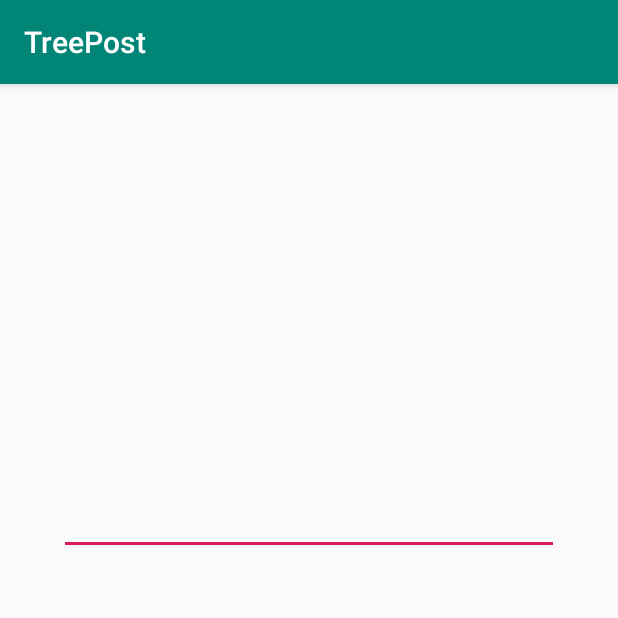
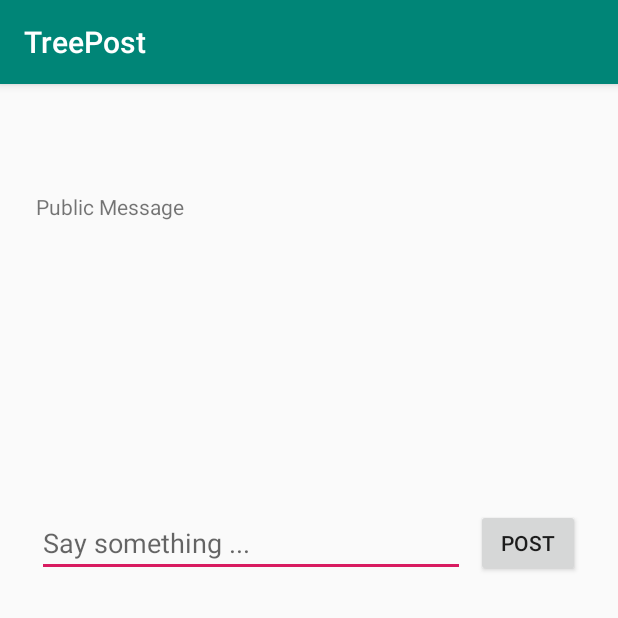
Before and after one commit to Sylvartore/TreePost, an Android app: the TreeActivity screen opened directly, with no data from a screen before it, on a phone screen of 412 x 824 dp, the top half of it. Run offline under Robolectric (Android 15) with nearby library versions, the phone set to English and light mode, and no system bars; our stand-ins replace Firebase (no records; nobody signed in at launch, a user with empty details on screens opened directly); 1 statement that could not run was skipped.

Commit message:
added ability to add public message to trees

```diff
--- a/app/src/main/java/ca/bcit/planters/treepost/FirebaseUIActivity.java
+++ b/app/src/main/java/ca/bcit/planters/treepost/FirebaseUIActivity.java
@@ -18,6 +18,8 @@ import com.google.firebase.auth.FirebaseAuth;
 import com.google.firebase.auth.FirebaseUser;
 
 public class FirebaseUIActivity extends AppCompatActivity {
+
+    public static User currentUser;
 
     private static final String TAG = "FirebaseUIActivity";
 
@@ -74,6 +76,7 @@ public class FirebaseUIActivity extends AppCompatActivity {
                             // Sign in success, update UI with the signed-in user's information
                             Log.d(TAG, "signInWithEmail:success");
                             FirebaseUser user = mAuth.getCurrentUser();
+                            currentUser = new User(user.getUid(), user.getEmail());
                             Toast.makeText(FirebaseUIActivity.this, "Logged In.",
                                     Toast.LENGTH_SHORT).show();
                             Intent intent = new Intent(FirebaseUIActivity.this, MainActivity.class);
--- a/app/src/main/java/ca/bcit/planters/treepost/TreeActivity.java
+++ b/app/src/main/java/ca/bcit/planters/treepost/TreeActivity.java
@@ -1,9 +1,13 @@
 package ca.bcit.planters.treepost;
 
+import android.service.autofill.Dataset;
 import android.support.v7.app.AppCompatActivity;
 import android.os.Bundle;
 import android.util.Log;
+import android.view.View;
+import android.widget.Button;
 import android.widget.EditText;
+import android.widget.TextView;
 import android.widget.Toast;
 
 import com.google.firebase.database.DataSnapshot;
@@ -12,12 +16,19 @@ import com.google.firebase.database.DatabaseReference;
 import com.google.firebase.database.FirebaseDatabase;
 import com.google.firebase.database.ValueEventListener;
 
+import java.util.ArrayList;
+import java.util.Date;
+import java.util.HashMap;
+import java.util.Map;
+
 public class TreeActivity extends AppCompatActivity {
 
     private static final String TAG = "TreeActivity";
 
     private String treeId;
-    private EditText publicMsg;
+    private TextView publicMsg;
+    private EditText editNewPubMsg;
+    private Button btnPostNewPubMsg;
 
     FirebaseDatabase database = FirebaseDatabase.getInstance();
     DatabaseReference myRef = database.getReference();
@@ -27,7 +38,20 @@ public class TreeActivity extends AppCompatActivity {
         super.onCreate(savedInstanceState);
         setContentView(R.layout.activity_tree);
         treeId = (String) getIntent().getExtras().get("id");
-        publicMsg = findViewById(R.id.public_message);
+        publicMsg = findViewById(R.id.pub_msg);
+        editNewPubMsg = findViewById(R.id.edit_new_pub_msg);
+        btnPostNewPubMsg = findViewById(R.id.btn_new_pub_msg);
+        btnPostNewPubMsg.setOnClickListener(new View.OnClickListener() {
+            public void onClick(View v) {
+                Message newMsg = new Message(new Date(), FirebaseUIActivity.currentUser, editNewPubMsg.getText().toString());
+                String key = myRef.child("trees").child(treeId).child("publicMsg").push().getKey();
+                Map<String, Object> msgValues = newMsg.toMap();
+
+                Map<String, Object> childUpdates = new HashMap<>();
+                childUpdates.put("/trees/" + treeId + "/publicMsg/" +  key, msgValues);
+                myRef.updateChildren(childUpdates);
+            }
+        });
         myRef.addValueEventListener(new ValueEventListener() {
             @Override
             public void onDataChange(DataSnapshot dataSnapshot) {
@@ -45,8 +69,16 @@ public class TreeActivity extends AppCompatActivity {
     }
 
     public void ShowPublicMsg(DataSnapshot dataSnapshot) {
-        for (DataSnapshot ds : dataSnapshot.getChildren()) {
-            publicMsg.setText(ds.child("trees").child(treeId).getValue() == null ? "null" : ds.child(treeId).getValue().toString());
+        StringBuilder sb = new StringBuilder();
+        for (DataSnapshot ds : dataSnapshot.child("trees").child(treeId).child("publicMsg").getChildren()) {
+            Message pubMsg = ds.getValue(Message.class);
+            sb.append(pubMsg.content);
+            sb.append("\n");
+            sb.append(pubMsg.owner.email);
+            sb.append("\n");
+            sb.append(pubMsg.timeStamp);
+            sb.append("\n\n");
         }
+        publicMsg.setText(sb.toString());
     }
 }
--- a/app/src/main/res/layout/activity_tree.xml
+++ b/app/src/main/res/layout/activity_tree.xml
@@ -6,16 +6,48 @@
     android:layout_height="match_parent"
     tools:context=".TreeActivity">
 
+    <TextView
+        android:id="@+id/pub_msg"
+        android:layout_width="362dp"
+        android:layout_height="168dp"
+        android:layout_marginStart="8dp"
+        android:layout_marginTop="12dp"
+        android:layout_marginEnd="8dp"
+        app:layout_constraintEnd_toEndOf="parent"
+        app:layout_constraintHorizontal_bias="0.484"
+        app:layout_constraintStart_toStartOf="parent"
+        app:layout_constraintTop_toBottomOf="@+id/label_pub_msg" />
+
+    <TextView
+        android:id="@+id/label_pub_msg"
+        android:layout_width="wrap_content"
+        android:layout_height="wrap_content"
+        android:layout_marginStart="24dp"
+        android:layout_marginTop="72dp"
+        android:text="Public Message"
+        app:layout_constraintStart_toStartOf="parent"
+        app:layout_constraintTop_toTopOf="parent" />
+
+    <Button
+        android:id="@+id/btn_new_pub_msg"
+        android:layout_width="69dp"
+        android:layout_height="45dp"
+        android:layout_marginTop="12dp"
+        android:text="Post"
+        app:layout_constraintEnd_toEndOf="@+id/pub_msg"
+        app:layout_constraintTop_toBottomOf="@+id/pub_msg" />
+
     <EditText
-        android:id="@+id/public_message"
-        android:layout_width="333dp"
-        android:layout_height="154dp"
-        android:layout_marginStart="8dp"
-        android:layout_marginTop="160dp"
+        android:id="@+id/edit_new_pub_msg"
+        android:layout_width="285dp"
+        android:layout_height="wrap_content"
+        android:layout_marginTop="12dp"
         android:layout_marginEnd="8dp"
         android:ems="10"
-        android:inputType="textMultiLine"
-        app:layout_constraintEnd_toEndOf="parent"
-        app:layout_constraintStart_toStartOf="parent"
-        app:layout_constraintTop_toTopOf="parent" />
+        android:hint="Say something ..."
+        android:inputType="textPersonName"
+        app:layout_constraintEnd_toStartOf="@+id/btn_new_pub_msg"
+        app:layout_constraintStart_toStartOf="@+id/pub_msg"
+        app:layout_constraintTop_toBottomOf="@+id/pub_msg" />
+
 </android.support.constraint.ConstraintLayout>
```
Also changed, not shown: app/src/main/java/ca/bcit/planters/treepost/Message.java (added, +31 -0 lines), app/src/main/java/ca/bcit/planters/treepost/Tree.java (added, +15 -0 lines), app/src/main/java/ca/bcit/planters/treepost/User.java (added, +13 -0 lines).
